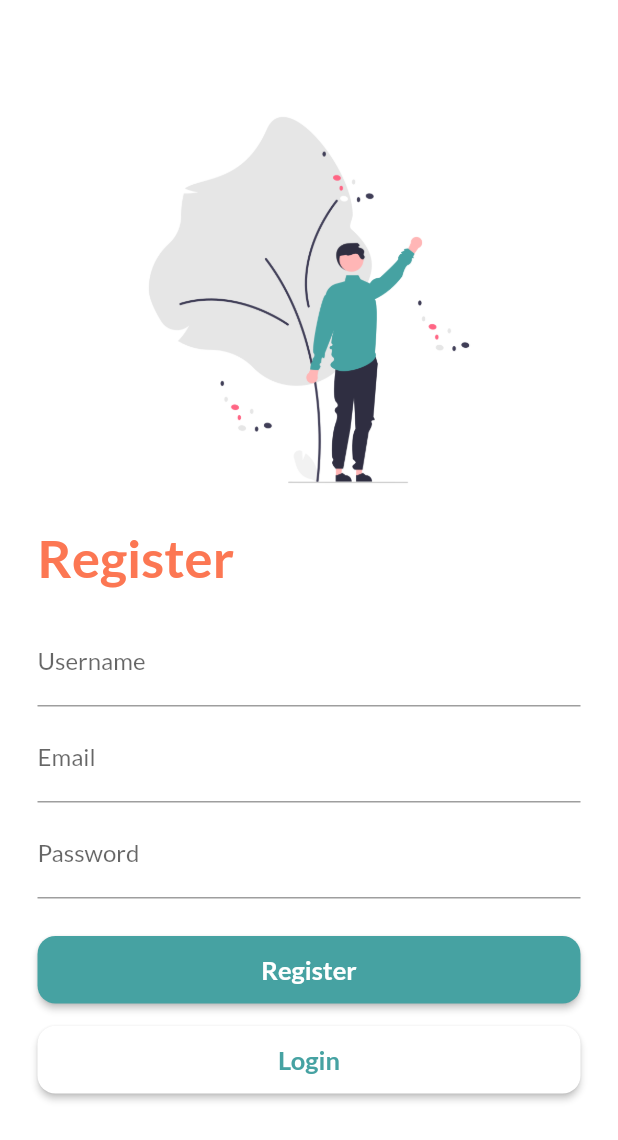
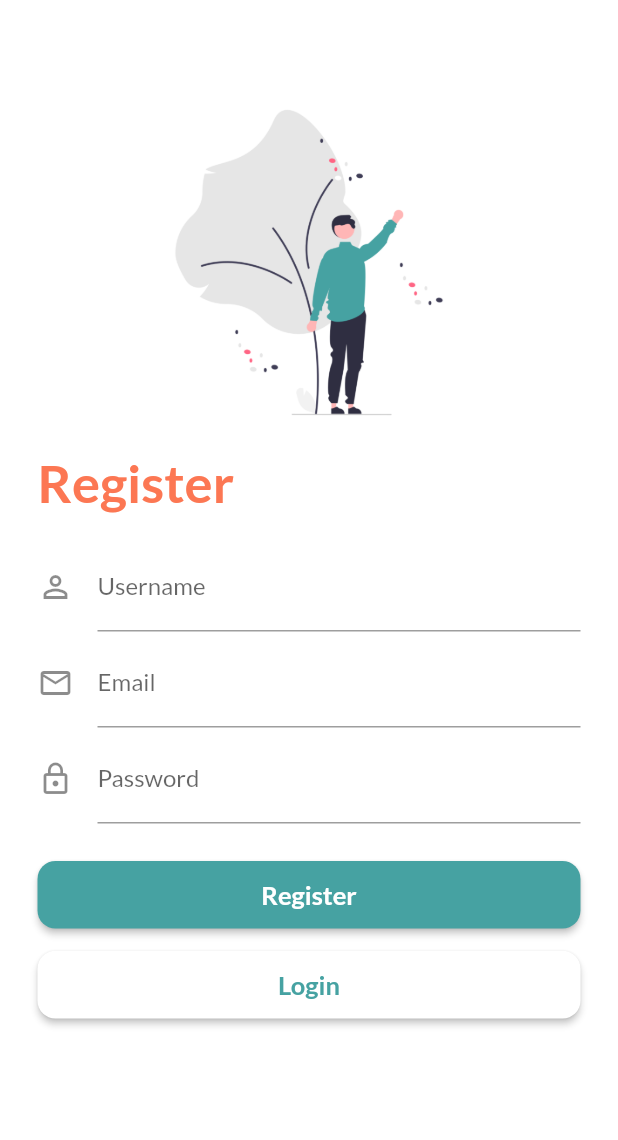
Before and after one commit to danielcm585/moneyger_frontend, a Flutter app: the screen it shows after launch, after a tap on "Login", after a tap on "Register", on a phone screen of 412 x 824 dp. Shown: the top 1140 px of the screen. Run offline on Flutter 3.47's test engine with Material 2 defaults, Android fonts, the phone set to English and light mode, and no system bars; accounts and stored records are empty.

Commit message:
fix login and homepage

```diff
--- a/lib/main.dart
+++ b/lib/main.dart
@@ -1,20 +1,35 @@
 import 'package:flutter/material.dart';
+import 'package:moneyger_frontend/models/user.dart';
 import 'package:moneyger_frontend/pages/home_page.dart';
+import 'package:moneyger_frontend/pages/login_page.dart';
+import 'package:moneyger_frontend/utils/colors.dart';
 
 void main() {
-  runApp(const MyApp());
+  runApp(const App());
 }
 
-class MyApp extends StatelessWidget {
-  const MyApp({Key? key}) : super(key: key);
+class App extends StatefulWidget {
+  const App({ Key? key }) : super(key: key);
+
+  @override
+  State<App> createState() => _AppState();
+}
+
+class _AppState extends State<App> {
+  User? _user;
+  setUser(User val) {
+    setState(() { _user = val; });
+  }
 
   @override
   Widget build(BuildContext context) {
     return MaterialApp(
       debugShowCheckedModeBanner: false,
-      title: 'Flutter Demo',
-      theme: ThemeData(fontFamily: 'Lato'),
-      home: HomePage()
+      theme: ThemeData(
+        colorScheme: ThemeData().colorScheme.copyWith(primary: AppColor.teal),
+        fontFamily: 'Lato'
+      ),
+      home: _user != null ? HomePage(user: _user!) : LoginPage(setUser: setUser)
     );
   }
 }
--- a/lib/pages/login_page.dart
+++ b/lib/pages/login_page.dart
@@ -1,18 +1,20 @@
+import 'dart:convert';
+import 'dart:developer';
 import 'package:flutter/material.dart';
 import 'package:http/http.dart' as http;
 import 'package:moneyger_frontend/pages/home_page.dart';
 import 'package:moneyger_frontend/pages/register_page.dart';
 import 'package:moneyger_frontend/widgets/button.dart';
 import 'package:moneyger_frontend/widgets/input_field.dart';
+import 'package:moneyger_frontend/widgets/big_text.dart';
 import 'package:moneyger_frontend/models/user.dart';
 import 'package:moneyger_frontend/utils/colors.dart';
-import 'package:moneyger_frontend/widgets/big_text.dart';
 
 class LoginPage extends StatefulWidget {
-  final User? user;
+  final setUser;
 
   const LoginPage({ Key? key,
-    this.user
+    required this.setUser
   }) : super(key: key);
 
   @override
@@ -20,20 +22,31 @@ class LoginPage extends StatefulWidget {
 }
 
 class _LoginPageState extends State<LoginPage> {
-  final GlobalKey<FormState> _formKey = GlobalKey<FormState>();
+  static GlobalKey<FormState> _formKey = GlobalKey<FormState>();
+
+  String? _username, _password;
+  setUsername(String value) {
+    setState(() { _username = value; });
+  }
+  setPassword(String value) {
+    setState(() { _password = value; });
+  }
 
   @override
   Widget build(BuildContext context) {
+    log("LOGIN");
     return Scaffold(
       backgroundColor: AppColor.white,
       body: Container(
         width: MediaQuery.of(context).size.width,
         padding: EdgeInsets.only(top: 50, left: 25, right: 25),
+        child: SingleChildScrollView(
+          reverse: true,
           child: Column(
             children: [
               Image.asset(
                 "assets/images/login.png",
-              height: 300,
+                height: 250,
               ),
               Column(
                 crossAxisAlignment: CrossAxisAlignment.start,
@@ -44,21 +57,49 @@ class _LoginPageState extends State<LoginPage> {
                     key: _formKey,
                     child: Column(
                       children: [
-                      Input(label: "Username"),
+                        Input(
+                          label: "Username",
+                          icon: Icons.perm_identity_outlined,
+                          setState: setUsername,
+                          validator: (String? val) {
+                            if (val == null || val.isEmpty) return "This field cannot be emtpy";
+                            return null;
+                          },
+                        ),
                         SizedBox(height: 5),
                         Input(
                           label: "Password",
-                        password: true
+                          icon: Icons.lock_outline,
+                          password: true,
+                          setState: setPassword,
+                          validator: (String? val) {
+                            if (val == null || val.isEmpty) return "This field cannot be emtpy";
+                            return null;
+                          },
                         ),
                         SizedBox(height: 25),
                         Button(
                           text: "Login",
-                        onPressed: () {
+                          onPressed: () async {
                             if (_formKey.currentState!.validate()) {
-                            final url = Uri.parse(""); // TODO: Wait a sec
-                            Navigator.push(context, MaterialPageRoute(builder: (context) {
-                              return HomePage();
-                            }));
+                              try {
+                                final resp = await http.post(
+                                  Uri.parse("https://moneyger-backend.dcm.my.id/user/login"),
+                                  body: {
+                                    'username': _username,
+                                    'password': _password
+                                  }
+                                );
+                                if (resp.statusCode >= 400) throw Exception("Login failed");
+                                final json = jsonDecode(utf8.decode(resp.bodyBytes)) as Map;
+                                widget.setUser(User.fromJson(json));
+                                // Navigator.push(context, MaterialPageRoute(builder: (context) {
+                                //   return HomePage();
+                                // }));
+                              }
+                              catch (err) {
+                                log("BEUH");
+                              }
                             }
                           }
                         )
@@ -74,13 +115,14 @@ class _LoginPageState extends State<LoginPage> {
                 textColor: AppColor.teal,
                 onPressed: () {
                   Navigator.push(context, MaterialPageRoute(builder: (context) {
-                  return RegisterPage();
+                    return RegisterPage(setUser: widget.setUser);
                   }));
                 }
               )
             ],
           )
         )
+      )
     );
   }
 }
--- a/lib/pages/register_page.dart
+++ b/lib/pages/register_page.dart
@@ -1,17 +1,18 @@
+import 'dart:developer';
 import 'package:flutter/material.dart';
+import 'package:http/http.dart' as http;
 import 'package:moneyger_frontend/pages/login_page.dart';
 import 'package:moneyger_frontend/widgets/button.dart';
 import 'package:moneyger_frontend/widgets/input_field.dart';
-import 'package:moneyger_frontend/models/user.dart';
 import 'package:moneyger_frontend/utils/colors.dart';
 import 'package:moneyger_frontend/widgets/big_text.dart';
 import 'package:moneyger_frontend/widgets/small_text.dart';
 
 class RegisterPage extends StatefulWidget {
-  final User? user;
+  final setUser;
 
   const RegisterPage({ Key? key,
-    this.user
+    required this.setUser
   }) : super(key: key);
 
   @override
@@ -21,6 +22,17 @@ class RegisterPage extends StatefulWidget {
 class _RegisterPageState extends State<RegisterPage> {
   final GlobalKey<FormState> _formKey = GlobalKey<FormState>();
 
+  String? _username, _email, _password;
+  setUsername(String val) {
+    setState(() { _username = val; });
+  }
+  setEmail(String val) {
+    setState(() { _email = val; });
+  }
+  setPassword(String val) {
+    setState(() { _password = val; });
+  }
+
   @override
   Widget build(BuildContext context) {
     return Scaffold(
@@ -28,11 +40,13 @@ class _RegisterPageState extends State<RegisterPage> {
       body: Container(
         width: MediaQuery.of(context).size.width,
         padding: EdgeInsets.only(top: 50, left: 25, right: 25),
+        child: SingleChildScrollView(
+          reverse: true,
           child: Column(
             children: [
               Image.asset(
                 "assets/images/register.png",
-              height: 300,
+                height: 250,
               ),
               Column(
                 crossAxisAlignment: CrossAxisAlignment.start,
@@ -43,23 +57,58 @@ class _RegisterPageState extends State<RegisterPage> {
                     key: _formKey,
                     child: Column(
                       children: [
-                      Input(label: "Username"),
+                        Input(
+                          label: "Username",
+                          icon: Icons.perm_identity_outlined,
+                          setState: setUsername,
+                          validator: (String? val) {
+                            if (val == null || val.isEmpty) return "This field cannot be emtpy";
+                            return null;
+                          },
+                        ),
                         SizedBox(height: 5),
-                      Input(label: "Email"),
+                        Input(
+                          label: "Email",
+                          icon: Icons.mail_outline,
+                          setState: setEmail,
+                          validator: (String? val) {
+                            if (val == null || val.isEmpty) return "This field cannot be emtpy";
+                            return null;
+                          },
+                        ),
                         SizedBox(height: 5),
                         Input(
                           label: "Password",
-                        password: true
+                          icon: Icons.lock_outline,
+                          password: true,
+                          setState: setPassword,
+                          validator: (String? val) {
+                            if (val == null || val.isEmpty) return "This field cannot be emtpy";
+                            return null;
+                          },
                         ),
                         SizedBox(height: 25),
                         Button(
                           text: "Register",
-                        onPressed: () {
+                          onPressed: () async {
                             if (_formKey.currentState!.validate()) {
-                            // TODO: Create a new account
-                            Navigator.push(context, MaterialPageRoute(builder: (context) {
-                              return LoginPage();
-                            }));
+                              try {
+                                final resp = await http.post(
+                                  Uri.parse("https://moneyger-backend.dcm.my.id/user/register"),
+                                  body: {
+                                    'username': _username,
+                                    'email': _email,
+                                    'password': _password
+                                  }
+                                );
+                                if (resp.statusCode >= 400) throw Exception("Register failed");
+                                // Navigator.push(context, MaterialPageRoute(builder: (context) {
+                                //   return LoginPage(setUser: widget.setUser);
+                                // }));
+                              }
+                              catch (err) {
+                                log("BEUH");
+                              }
                             }
                           }
                         ),
@@ -75,11 +124,12 @@ class _RegisterPageState extends State<RegisterPage> {
                 textColor: AppColor.teal,
                 onPressed: () {
                   Navigator.push(context, MaterialPageRoute(builder: (context) {
-                  return LoginPage();
+                    return LoginPage(setUser: widget.setUser);
                   }));
                 }
               ),
             ],
+          ),
         )
       )
     );
--- a/lib/widgets/input_field.dart
+++ b/lib/widgets/input_field.dart
@@ -1,42 +1,44 @@
 import 'package:flutter/material.dart';
 import 'package:moneyger_frontend/utils/colors.dart';
-import 'package:moneyger_frontend/widgets/small_text.dart';
 
 class Input extends StatelessWidget {
   final String label;
+  final IconData? icon;
   final String placeholder;
   final bool password;
-  final void Function(String?)? validator;
+  final validator;
+  final setState;
 
   const Input({ Key? key,
     this.label = "",
+    this.icon,
     this.placeholder = "",
     this.password = false,
-    this.validator
+    required this.validator,
+    required this.setState
   }) : super(key: key);
 
   @override
   Widget build(BuildContext context) {
-    return Column(
-      crossAxisAlignment: CrossAxisAlignment.start,
-      children: [
-        // SmallText(text: label, size: 15, color: AppColor.black),
-        TextFormField(
+    return InkResponse(
+      child: TextFormField(
         obscureText: password,
         obscuringCharacter: '*',
+        // keyboardType: TextInputType.emailAddress,
+        textInputAction: TextInputAction.done,
         decoration: InputDecoration(
+          icon: Icon(icon),
+          // iconColor: AppColor.teal,
           hintText: placeholder,
           labelText: label,
-            focusColor: AppColor.teal
+          // floatingLabelStyle: TextStyle(color: AppColor.teal),
+          // focusedBorder: UnderlineInputBorder(
+          //   borderSide: BorderSide(color: AppColor.teal)
+          // ),
         ),
-          validator: (String? value) {
-            if (value == null || value.isEmpty) {
-              return "This field cannot be emtpy";
-            }
-            return null;
-          }, // FIXME: Change to custom func
+        onChanged: (String? val) { setState(val); },
+        validator: validator
       )
-      ]
     );
   }
 }
```
Also changed, not shown: lib/pages/home_page.dart (+10 -5 lines), 1 other file. Lines whose indentation alone changed are shown as unchanged.
